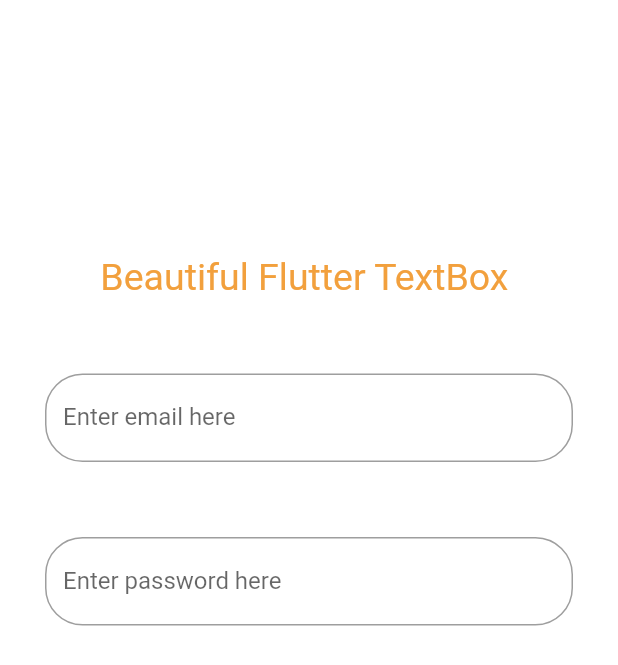
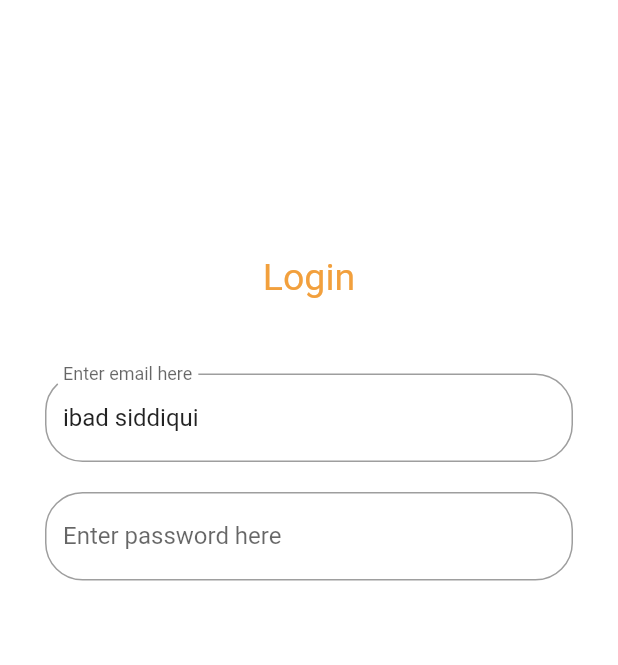
Before and after one commit to ibadsiddiqui/Flutter_Work, a Flutter app: the screen it shows after launch, on a phone screen of 412 x 824 dp. Shown: the top 665 px of the screen. Run offline on Flutter 3.47's test engine with Material 2 defaults, Android fonts, the phone set to English and light mode, and no system bars; our stand-ins replace cloud_firestore, firebase_auth, flutter_mobx, google_sign_in, mobx, rxdart; missing offline and left inert: duration, system_shortcuts; accounts and stored records are empty; generated files the repository leaves out were written again; Roboto replaces fonts that are missing (Poppins).

Commit message:
--Commit

```diff
--- a/Projects/working_with_mobx/lib/main.dart
+++ b/Projects/working_with_mobx/lib/main.dart
@@ -1,6 +1,7 @@
 import 'package:flutter/material.dart';
+import 'package:working_with_mobx/todos/screen/Splash.dart';
 // import 'package:working_with_mobx/counter_app/screens/CounterScreen.dart';
-import 'package:working_with_mobx/todos/screen/TodosList.dart';
+// import 'package:working_with_mobx/todos/screen/TodosList.dart';
 
 // void main() => runApp(MyApp());
 void main() => runApp(MyTodoApp());
--- a/Projects/working_with_mobx/lib/todos/mobx/LoginStates.dart
+++ b/Projects/working_with_mobx/lib/todos/mobx/LoginStates.dart
@@ -9,7 +9,7 @@ class LoginStates = _LoginStates with _$LoginStates;
 // The store-class
 abstract class _LoginStates with Store {
   @observable
-  String _userEmail = "";
+  String _userEmail = "ibad siddiqui";
 
   @observable
   String _password = "";
--- a/Projects/working_with_mobx/lib/todos/screen/TodosList.dart
+++ b/Projects/working_with_mobx/lib/todos/screen/TodosList.dart
@@ -4,19 +4,6 @@ import 'package:working_with_mobx/todos/mobx/LoginStates.dart';
 import 'package:working_with_mobx/todos/widgets/styledInput.dart'; // Import the Counter
 
 final loginStates = LoginStates();
-
-class MyTodoApp extends StatelessWidget {
-  @override
-  Widget build(BuildContext context) {
-    return MaterialApp(
-      title: 'Flutter Demo',
-      theme: ThemeData(
-        primarySwatch: Colors.blue,
-      ),
-      home: TodoApp(),
-    );
-  }
-}
 
 Color hexToColor(String code) {
   return new Color(int.parse(code.substring(1, 7), radix: 16) + 0xFF000000);
@@ -33,9 +20,11 @@ class TodoApp extends StatelessWidget {
           child: new Center(
             child: new Column(
               children: [
-                new Padding(padding: EdgeInsets.only(top: 140.0)),
+                new Padding(
+                  padding: EdgeInsets.only(top: 140.0),
+                ),
                 new Text(
-                  'Beautiful Flutter TextBox ${loginStates.userEmail}',
+                  'Login',
                   style: new TextStyle(
                       color: hexToColor("#F2A03D"), fontSize: 25.0),
                 ),
@@ -46,13 +35,14 @@ class TodoApp extends StatelessWidget {
                         "Enter email here",
                         loginStates.setUserEmail,
                         TextInputType.emailAddress)),
-                new Padding(padding: EdgeInsets.only(top: 50.0)),
+                new Padding(padding: EdgeInsets.only(top: 20.0)),
                 Observer(
                   builder: (_) => styledInput(
                       loginStates.userPassword,
                       "Enter password here",
                       loginStates.setUserPassword,
-                      TextInputType.visiblePassword),
+                      TextInputType.visiblePassword,
+                      secure: true),
                 ),
               ],
             ),
--- a/Projects/working_with_mobx/lib/todos/widgets/styledInput.dart
+++ b/Projects/working_with_mobx/lib/todos/widgets/styledInput.dart
@@ -1,7 +1,8 @@
 import 'package:flutter/material.dart';
 
 Widget styledInput(String intialValue, String label,
-    Function handleChangedValue, TextInputType keyboardType) {
+    Function handleChangedValue, TextInputType keyboardType,
+    {bool secure = false}) {
   return new TextFormField(
     initialValue: intialValue,
     decoration: new InputDecoration(
@@ -19,7 +20,11 @@ Widget styledInput(String intialValue, String label,
       else
         return null;
     },
-    onChanged: (String value) => handleChangedValue(value),
+    obscureText: secure,
+    onChanged: (String value) {
+      print(value);
+      handleChangedValue(value);
+    },
     keyboardType: keyboardType,
     style: new TextStyle(
       fontFamily: "Poppins",
--- a/Projects/working_with_mobx/pubspec.yaml
+++ b/Projects/working_with_mobx/pubspec.yaml
@@ -44,8 +44,8 @@ flutter:
   uses-material-design: true
 
   # To add assets to your application, add an assets section, like this:
-  # assets:
-  #  - images/a_dot_burr.jpeg
+  assets:
+   - assets/phone.jpg
   #  - images/a_dot_ham.jpeg
 
   # An image asset can refer to one or more resolution-specific "variants", see
```
Also changed, not shown: Projects/working_with_mobx/lib/todos/screen/Splash.dart (added, +59 -0 lines), Projects/working_with_mobx/assets/phone.jpg (added).
